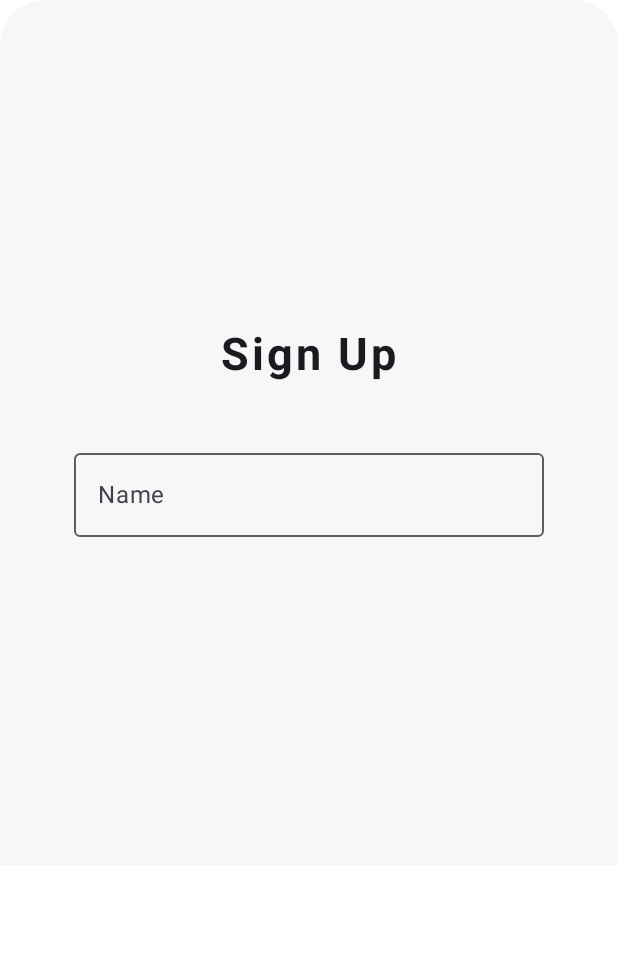
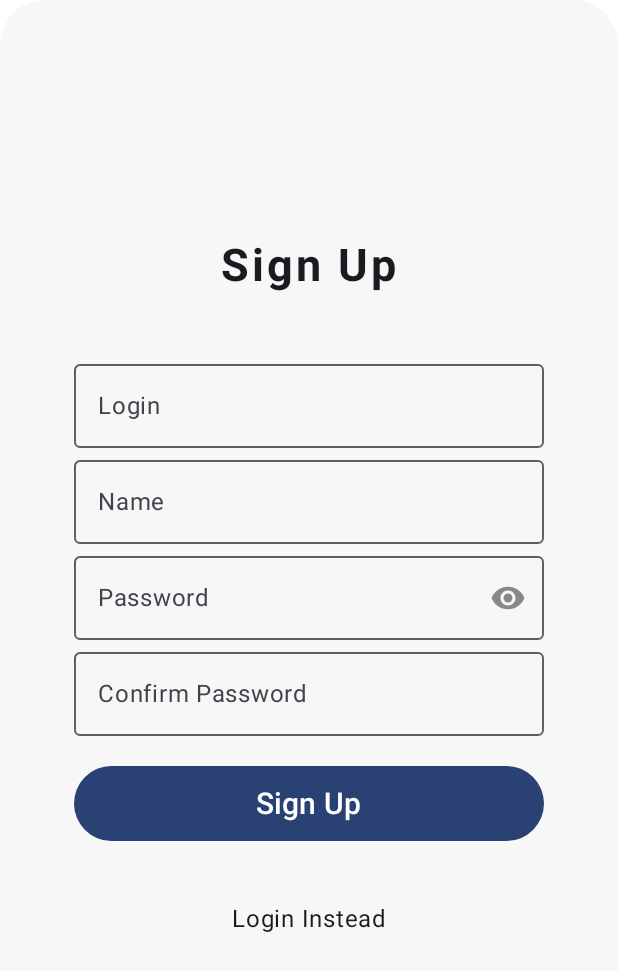
Before and after one commit to dmouze/notepad, an Android app built with Jetpack Compose: the composable RegisterPage shown on its own in the app's theme, on a phone screen of 412 x 824 dp. Shown: the top 971 px of the screen. Run offline under Robolectric (Android 15) with nearby library versions, the light colour scheme and no system bars; 1 statement that could not run was skipped.

Commit message:
Mateusz K

```diff
--- a/app/build.gradle
+++ b/app/build.gradle
@@ -50,6 +50,9 @@ android {
 
 dependencies {
 
+    def nav_version = "2.5.3"
+
+    implementation("androidx.navigation:navigation-compose:$nav_version")
     def room_version = "2.5.1"
 
     implementation "androidx.room:room-runtime:$room_version"
--- a/app/src/main/java/com/example/notepad/MainActivity.kt
+++ b/app/src/main/java/com/example/notepad/MainActivity.kt
@@ -5,7 +5,8 @@ import android.view.WindowManager
 import androidx.activity.ComponentActivity
 import androidx.activity.compose.setContent
 import androidx.compose.runtime.Composable
-import com.example.notepad.composable.LoginPage
+import androidx.navigation.NavHost
+import androidx.navigation.compose.rememberNavController
 import com.example.notepad.ui.theme.NotepadTheme
 
 
@@ -23,6 +24,10 @@ class MainActivity : ComponentActivity() {
 
     @Composable
     fun Login() {
-        LoginPage()
+        val navController = rememberNavController()
+
+        NavHost(navController = navController, startDestination = "login_page", builder = {
+            composable("login_page", content = {})
+        })
     }
 }
--- a/app/src/main/java/com/example/notepad/composable/RegisterPage.kt
+++ b/app/src/main/java/com/example/notepad/composable/RegisterPage.kt
@@ -1,6 +1,7 @@
 package com.example.notepad.composable
 
 import androidx.compose.foundation.background
+import androidx.compose.foundation.clickable
 import androidx.compose.foundation.layout.Arrangement
 import androidx.compose.foundation.layout.Box
 import androidx.compose.foundation.layout.Column
@@ -8,12 +9,17 @@ import androidx.compose.foundation.layout.Spacer
 import androidx.compose.foundation.layout.fillMaxHeight
 import androidx.compose.foundation.layout.fillMaxSize
 import androidx.compose.foundation.layout.fillMaxWidth
+import androidx.compose.foundation.layout.height
 import androidx.compose.foundation.layout.padding
 import androidx.compose.foundation.lazy.LazyColumn
 import androidx.compose.foundation.shape.RoundedCornerShape
+import androidx.compose.material3.Button
 import androidx.compose.material3.ExperimentalMaterial3Api
+import androidx.compose.material3.Icon
+import androidx.compose.material3.IconButton
 import androidx.compose.material3.OutlinedTextField
 import androidx.compose.material3.Text
+import androidx.compose.material3.TextFieldDefaults
 import androidx.compose.runtime.Composable
 import androidx.compose.runtime.mutableStateOf
 import androidx.compose.runtime.remember
@@ -21,10 +27,15 @@ import androidx.compose.ui.Alignment
 import androidx.compose.ui.Modifier
 import androidx.compose.ui.draw.clip
 import androidx.compose.ui.graphics.Color
+import androidx.compose.ui.res.painterResource
 import androidx.compose.ui.text.TextStyle
 import androidx.compose.ui.text.font.FontWeight
+import androidx.compose.ui.text.input.PasswordVisualTransformation
+import androidx.compose.ui.text.input.VisualTransformation
 import androidx.compose.ui.unit.dp
 import androidx.compose.ui.unit.sp
+import com.example.notepad.R
+import com.example.notepad.ui.theme.primaryColor
 import com.example.notepad.ui.theme.whiteBackground
 
 @OptIn(ExperimentalMaterial3Api::class)
@@ -34,7 +45,8 @@ fun RegisterPage() {
     val nameValue = remember { mutableStateOf("") }
     val loginValue = remember { mutableStateOf("") }
     val passwordValue = remember { mutableStateOf("") }
-
+    val confirmPasswordValue = remember { mutableStateOf("") }
+    val passwordVisibility = remember { mutableStateOf(false) }
 
     Box(modifier = Modifier.fillMaxSize(), contentAlignment = Alignment.BottomCenter) {
         Box(
@@ -64,7 +76,7 @@ fun RegisterPage() {
             Column(
                 modifier = Modifier
                     .fillMaxWidth()
-                    .fillMaxHeight(0.70f)
+                    .fillMaxHeight()
                     .clip(RoundedCornerShape(topStart = 30.dp, topEnd = 30.dp))
                     .background(whiteBackground)
                     .padding(10.dp),
@@ -89,23 +101,82 @@ fun RegisterPage() {
                         Spacer(modifier = Modifier.padding(20.dp))
                         Column(horizontalAlignment = Alignment.CenterHorizontally) {
                             OutlinedTextField(
+                                value = loginValue.value,
+                                onValueChange = { loginValue.value = it },
+                                label = {
+                                    Text(
+                                        text = "Login"
+                                    )
+                                },
+                                placeholder = { Text(text = "Login") },
+                                singleLine = true,
+                                modifier = Modifier.fillMaxWidth(0.8f),
+                                colors = TextFieldDefaults.outlinedTextFieldColors(textColor = Color.Black)
+                            )
+
+                            OutlinedTextField(
                                 value = nameValue.value,
                                 onValueChange = { nameValue.value = it },
-                                label = {
-                                    Text(
-                                        text = "Name"
-                                    )
-                                },
+                                label = { Text(text = "Name") },
                                 placeholder = { Text(text = "Name") },
                                 singleLine = true,
-                                modifier = Modifier.fillMaxWidth(0.8f)
+                                modifier = Modifier.fillMaxWidth(0.8f),
+                                colors = TextFieldDefaults.outlinedTextFieldColors(textColor = Color.Black)
                             )
 
+                            OutlinedTextField(
+                                value = passwordValue.value,
+                                onValueChange = { passwordValue.value = it },
+                                label = { Text(text = "Password") },
+                                placeholder = { Text(text = "Password") },
+                                singleLine = true,
+                                modifier = Modifier.fillMaxWidth(0.8f),
+                                trailingIcon = {
+                                    IconButton(onClick = {
+                                        passwordVisibility.value = !passwordVisibility.value
+                                    }) {
+                                        Icon(
+                                            painter = painterResource(id = R.drawable.password_hide),
+                                            contentDescription = null,
+                                            tint = if (passwordVisibility.value) primaryColor else Color.Gray
+                                        )
+                                    }
+                                },
+                                visualTransformation = if (passwordVisibility.value) VisualTransformation.None
+                                else PasswordVisualTransformation(),
+                                colors = TextFieldDefaults.outlinedTextFieldColors(textColor = Color.Black)
+                            )
+
+                            OutlinedTextField(
+                                value = confirmPasswordValue.value,
+                                onValueChange = { confirmPasswordValue.value = it },
+                                label = { Text(text = "Confirm Password") },
+                                placeholder = { Text(text = "Confirm Password") },
+                                singleLine = true,
+                                modifier = Modifier.fillMaxWidth(0.8f),
+                                colors = TextFieldDefaults.outlinedTextFieldColors(textColor = Color.Black)
+                            )
+                            Spacer(modifier = Modifier.padding(10.dp))
+                            Button(
+                                onClick = { },
+                                modifier = Modifier
+                                    .fillMaxWidth(0.8f)
+                                    .height(50.dp)
+                            ) {
+                                Text(text = "Sign Up", fontSize = 20.sp)
+                            }
                         }
+                        Spacer(modifier = Modifier.padding(20.dp))
+                        Text(
+                            text = "Login Instead",
+                            modifier = Modifier.clickable(onClick = {})
+                        )
+                        Spacer(modifier = Modifier.padding(20.dp))
+
                     }
                 }
             }
+        }
 
-        }
     }
 }
```
